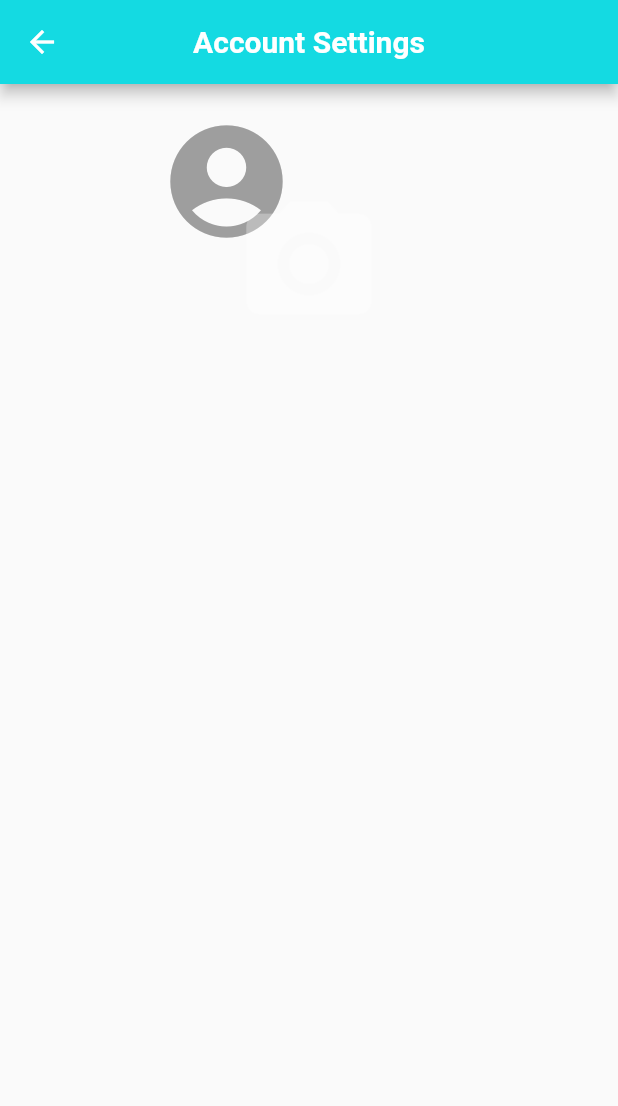
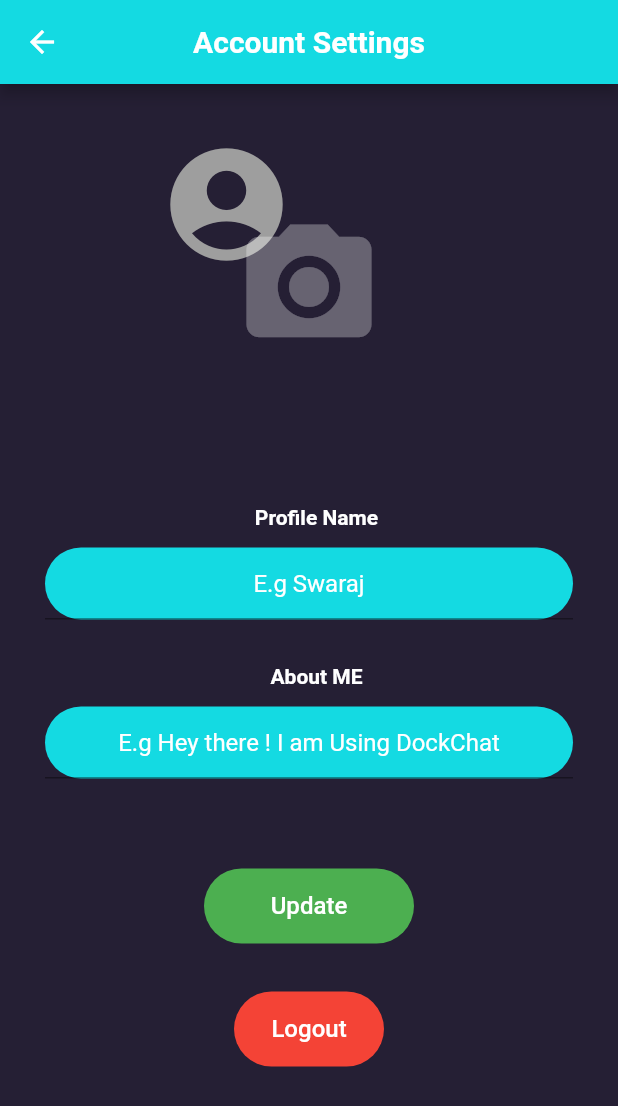
Before and after one commit to swaraj961/Dock-Chat, a Flutter app: the SettingScreen screen opened directly, on a phone screen of 412 x 824 dp. Shown: the top 1106 px of the screen. Run offline on Flutter 3.47's test engine with Material 2 defaults, Android fonts, the phone set to English and light mode, and no system bars; our stand-ins replace cached_network_image, cloud_firestore, firebase_auth, firebase_messaging, firebase_storage, flutter_local_notifications and 8 more; missing offline and left inert: fancy_on_boarding; accounts and stored records are empty; project files that could hold a hidden picture were left out.

Commit message:
Account Setting page UI done

```diff
--- a/lib/Pages/AccountSettingsPage.dart
+++ b/lib/Pages/AccountSettingsPage.dart
@@ -27,10 +27,28 @@ class _SettingScreenState extends State<SettingScreen> {
   TextEditingController aboutMetextEditingController;
   File imagefileAvator;
   bool isLoading = false;
+  final FocusNode nickNameFocusNode = FocusNode();
+  final FocusNode aboutMeFocusNode = FocusNode();
   @override
   void initState() {
     readDataFromLocal();
     super.initState();
+  }
+ GoogleSignIn _googleSignIn = GoogleSignIn();
+
+
+  Future<Null> logoutUser() async {
+    await FirebaseAuth.instance.signOut();
+    await _googleSignIn.disconnect();
+    await _googleSignIn.signOut();
+
+setState(() {
+  isLoading = false;
+});
+    Navigator.of(context).pushAndRemoveUntil(
+        MaterialPageRoute(builder: (context) => MyApp()),
+        (Route<dynamic> route) => false);
+
   }
 
   void readDataFromLocal() async {
@@ -45,9 +63,9 @@ class _SettingScreenState extends State<SettingScreen> {
     setState(() {});
   }
 
-Future getImage() async{
-var pickedfile =  await ImagePicker().getImage(source: ImageSource.gallery);
-if(pickedfile!=null){
+  Future getImage() async {
+    var pickedfile = await ImagePicker().getImage(source: ImageSource.gallery);
+    if (pickedfile != null) {
       setState(() {
         imagefileAvator = File(pickedfile.path);
         isLoading = true;
@@ -55,26 +73,29 @@ if(pickedfile!=null){
     }
   }
 
-void uploadImageToFirebaseStorage(){
-
-}
+  void uploadImageToFirebaseStorage() {}
   @override
   Widget build(BuildContext context) {
     return Scaffold(
+      backgroundColor: Color(0xff251F34),
       appBar: AppBar(
         backgroundColor: Theme.of(context).primaryColor,
         iconTheme: IconThemeData(
           color: Colors.white,
-
         ),
-        title: Text('Account Settings',style: TextStyle(color: Colors.white,fontWeight: FontWeight.bold),),
+        title: Text(
+          'Account Settings',
+          style: TextStyle(color: Colors.white, fontWeight: FontWeight.bold),
+        ),
         centerTitle: true,
-
       ),
-      body:
-        SingleChildScrollView(
+      body: SingleChildScrollView(
         child: Column(
+          mainAxisAlignment: MainAxisAlignment.center,
           children: <Widget>[
+            SizedBox(
+              height: 15,
+            ),
             // Profile Image
             Container(
               child: Center(
@@ -110,22 +131,26 @@ void uploadImageToFirebaseStorage(){
                               )
                         : Material(
                             // displaying the updated new avatar
-                              child: Image.file(imagefileAvator,
+                            child: Image.file(
+                              imagefileAvator,
                               width: 200,
                               height: 200,
-                                  fit: BoxFit.cover,),
+                              fit: BoxFit.cover,
+                            ),
                             borderRadius: BorderRadius.circular(125),
                             clipBehavior: Clip.hardEdge,
-
                           ),
                     IconButton(
-                        icon: Icon(Icons.camera_alt, size:100,color: Colors.white54.withOpacity(0.3),),
+                      icon: Icon(
+                        Icons.camera_alt,
+                        size: 100,
+                        color: Colors.white54.withOpacity(0.3),
+                      ),
                       onPressed: getImage,
                       padding: EdgeInsets.all(0.0),
                       splashColor: Colors.transparent,
                       highlightColor: Colors.grey,
                       iconSize: 200,
-
                     ),
                   ],
                 ),
@@ -133,17 +158,142 @@ void uploadImageToFirebaseStorage(){
               width: double.infinity,
               margin: EdgeInsets.all(20),
             ),
+            Column(
+              children: <Widget>[
+                Padding(
+                  padding: const EdgeInsets.all(8.0),
+                  child: isLoading ? circularProgress() : Container(),
+                ),
+
+                // !Update UI
+
+                Container(
+                  margin: EdgeInsets.only(left: 10, bottom: 12, top: 10),
+                  child: Text(
+                    'Profile Name',
+                    style: TextStyle(
+                      color: Colors.white,
+                      fontWeight: FontWeight.bold,
+                    ),
+                  ),
+                ),
+                // usernameInfo
+                Container(
+                  width: MediaQuery.of(context).size.width,
+                  decoration: BoxDecoration(
+                      color: Theme.of(context).primaryColor,
+                      borderRadius: BorderRadius.circular(30)),
+                  child: TextFormField(
+                    style: TextStyle(
+                      color: Colors.white,
+                    ),
+                    textAlign: TextAlign.center,
+                    controller: nickNametextEditingController,
+                    decoration: InputDecoration(
+                      focusedBorder: InputBorder.none,
+                      hintText: "E.g Swaraj",
+                      contentPadding: EdgeInsets.all(5),
+                      hintStyle: TextStyle(
+                        color: Colors.white,
+                      ),
+                    ),
+                    onChanged: (value) {
+                      nickname = value;
+                    },
+                    focusNode: nickNameFocusNode,
+                  ),
+                  margin: EdgeInsets.only(left: 30, right: 30),
+                ),
+
+                // UserAboutME Feild
+
+                Container(
+                  margin: EdgeInsets.only(left: 10, bottom: 12, top: 30),
+                  child: Text(
+                    'About ME',
+                    style: TextStyle(
+                      color: Colors.white,
+                      fontWeight: FontWeight.bold,
+                    ),
+                  ),
+                ),
+                // UserBio
+                Container(
+                  width: MediaQuery.of(context).size.width,
+                  decoration: BoxDecoration(
+                    color: Theme.of(context).primaryColor,
+                    borderRadius: BorderRadius.circular(30),
+                  ),
+                  child: TextFormField(
+                    style: TextStyle(
+                      color: Colors.white,
+                    ),
+                    textAlign: TextAlign.center,
+                    controller: aboutMetextEditingController,
+                    decoration: InputDecoration(
+                      focusedBorder: InputBorder.none,
+                      hintText: "E.g Hey there ! I am Using DockChat",
+                      contentPadding: EdgeInsets.all(5),
+                      hintStyle: TextStyle(
+                        color: Colors.white,
+                      ),
+                    ),
+                    onChanged: (value) {
+                      aboutMe = value;
+                    },
+                    focusNode: aboutMeFocusNode,
+                  ),
+                  margin: EdgeInsets.only(left: 30, right: 30),
+                ),
+
+                // !Update Button
+                Container(
+                  width: 200,
+                  height: 70,
+                  padding: EdgeInsets.fromLTRB(30, 10, 30, 10),
+                  margin: EdgeInsets.only(top: 50, bottom: 2),
+                  child: FlatButton(
+                    shape: new RoundedRectangleBorder(
+                        borderRadius: new BorderRadius.circular(30.0)),
+                    child: Text(
+                      'Update',
+                      style: TextStyle(fontSize: 16),
+                    ),
+                    color: Colors.green,
+                    splashColor: Colors.transparent,
+                    textColor: Colors.white,
+                    onPressed: () {},
+                  ),
+                ),
+                SizedBox(
+                  height: 20,
+                ),
+                // !Logout Button
+                Container(
+                  width: 200,
+                  height: 50,
+                  padding: EdgeInsets.only(left: 50, right: 50),
+                  child: FlatButton(
+                    shape: new RoundedRectangleBorder(
+                        borderRadius: new BorderRadius.circular(30.0)),
+                    child: Text(
+                      'Logout',
+                      style: TextStyle(fontSize: 16),
+                    ),
+                    color: Colors.red,
+                    splashColor: Colors.transparent,
+                    textColor: Colors.white,
+                    onPressed: logoutUser,
+                  ),
+                ),
+                 SizedBox(
+                  height: 20,
+                ),
               ],
             ),
-        )
-
+          ],
+        ),
+      ),
     );
   }
 }
-
-// class Settings extends StatelessWidget {
-//   @override
-//   Widget build(BuildContext context) {
-//     return
-//   }
-// }
```
Lines whose indentation alone changed are shown as unchanged.
